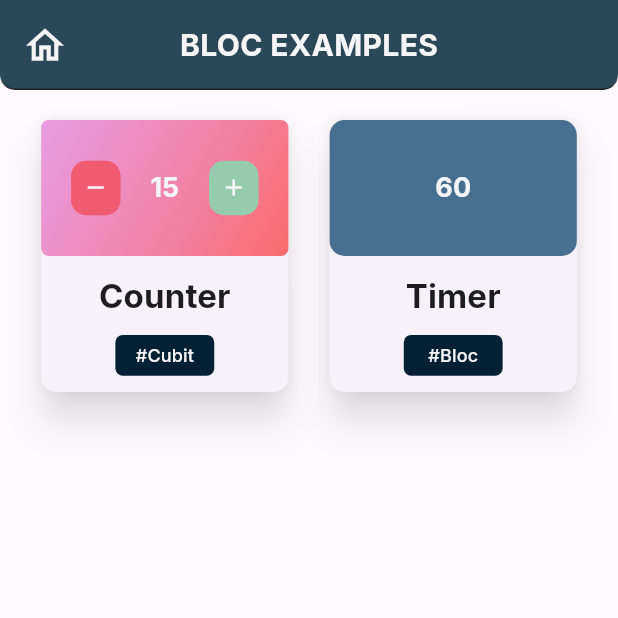
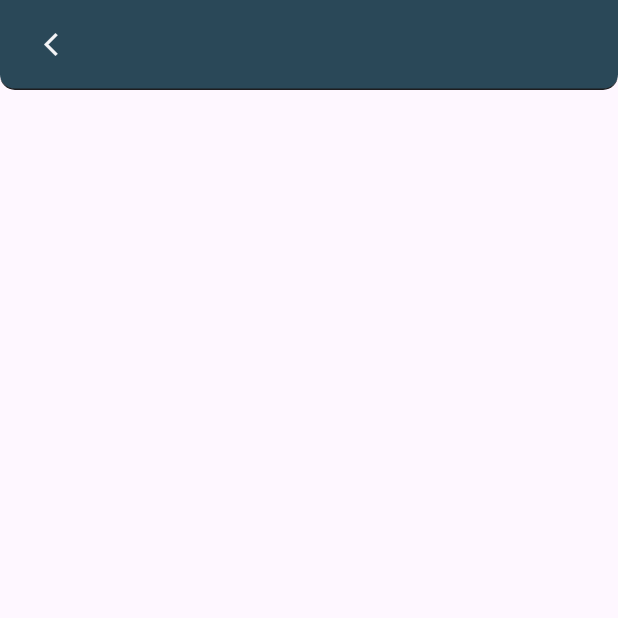
Before and after one commit to GaboLozaLucero/bloc_examples, a Flutter app: the screen it shows after launch, after a tap on "60", on a phone screen of 412 x 824 dp, the top half of it. Run offline on Flutter 3.47's test engine with Material 3 defaults, Android fonts, the phone set to English and light mode, and no system bars; our stand-ins replace bloc, equatable, flutter_bloc, google_fonts.

Commit message:
timer controller set, timer page set, ticker created

```diff
--- /dev/null
+++ b/lib/background_paint.dart
@@ -0,0 +1,20 @@
+import 'package:flutter/material.dart';
+
+class BackgroundPaint extends CustomPainter {
+  @override
+  void paint(Canvas canvas, Size size) {
+    var center = size / 2;
+    var paint = Paint() .. color=const Color(0xffF5F5F7);
+    canvas.drawLine(
+      Rect.fromCenter(center: Offset(center.width, center.height), width: double.infinity, height: double.infinity) as Offset,
+      const Offset(0.5, 2.6),
+      paint,
+    );
+  }
+
+  @override
+  bool shouldRepaint(covariant CustomPainter oldDelegate) {
+    // TODO: implement shouldRepaint
+    throw UnimplementedError();
+  }
+}
--- a/lib/features/counter/view/counter_view.dart
+++ b/lib/features/counter/view/counter_view.dart
@@ -1,5 +1,5 @@
 import 'package:bloc_practice/constant/color.dart';
-import 'package:bloc_practice/constant/widgets/custom_app_bar.dart';
+import 'package:bloc_practice/constant/widgets/custom_appbar.dart';
 import 'package:bloc_practice/features/counter/counter.dart';
 import 'package:flutter/cupertino.dart';
 import 'package:flutter/material.dart';
--- /dev/null
+++ b/lib/features/timer/controller/timer_controller.dart
@@ -0,0 +1,59 @@
+import 'dart:async';
+
+import 'package:bloc/bloc.dart';
+import 'package:bloc_practice/features/timer/ticker.dart';
+import 'package:equatable/equatable.dart';
+
+part 'timer_state.dart';
+part 'timer_event.dart';
+
+class TimerController extends Bloc<TimerEvent, TimerState>{
+  static const int duration = 60;
+  final Ticker _ticker;
+  StreamSubscription<int>? _tickerSubscription;// use dart:async
+
+  TimerController({required Ticker ticker})
+      : _ticker = ticker,
+        super(const TimerInitial(duration)) {
+    on<TimerStarted>(_onStarted);
+    on<TimerPaused>(_onPaused);
+    on<TimerResumed>(_onResumed);
+    on<TimerReset>(_onReset);
+    on<_TimerTicked>(_onTicked);
+  }
+
+  @override
+  Future<void> close() {
+    _tickerSubscription?.cancel();
+    return super.close();
+  }
+
+  void _onStarted(TimerStarted event, Emitter<TimerState> emitter) {
+    emit(TimerRunInProgress(event.duration));
+    _tickerSubscription?.cancel();
+    _tickerSubscription = _ticker.tick(ticks: event.duration).listen((duration) => add(_TimerTicked(duration: duration)));
+  }
+
+  void _onPaused(TimerPaused event, Emitter<TimerState> emitter) {
+    if (state is TimerRunInProgress) {
+      _tickerSubscription?.pause();
+      emit(TimerRunPause(state.duration));
+    }
+  }
+
+  void _onResumed(TimerResumed event, Emitter<TimerState> emitter) {
+    if (state is TimerRunPause) {
+      _tickerSubscription?.resume();
+      emit(TimerRunInProgress(state.duration));
+    }
+  }
+
+  void _onReset(TimerReset event, Emitter<TimerState> emitter){
+    _tickerSubscription?.cancel();
+    emit(const TimerInitial(duration));
+  }
+
+  void _onTicked(_TimerTicked event, Emitter<TimerState> emitter) {
+    emit(event.duration > 0 ? TimerRunInProgress(event.duration) : TimerRunComplete());
+  }
+}
--- /dev/null
+++ b/lib/features/timer/controller/timer_event.dart
@@ -0,0 +1,27 @@
+part of 'timer_controller.dart';
+
+sealed class TimerEvent{
+  const TimerEvent();
+}
+
+final class TimerStarted extends TimerEvent{
+  const TimerStarted({required this.duration});
+  final int duration;
+}
+
+final class TimerPaused extends TimerEvent{
+  const TimerPaused();
+}
+
+final class TimerResumed extends TimerEvent{
+  const TimerResumed();
+}
+
+final class TimerReset extends TimerEvent{
+  const TimerReset();
+}
+
+class _TimerTicked extends TimerEvent{
+  const _TimerTicked({required this.duration});
+  final int duration;
+}
--- /dev/null
+++ b/lib/features/timer/controller/timer_state.dart
@@ -0,0 +1,38 @@
+part of 'timer_controller.dart';
+
+sealed class TimerState extends Equatable{
+  const TimerState(this.duration);
+
+  final int duration;
+
+  @override
+  List<Object> get props=>[duration];
+}
+
+final class TimerInitial extends TimerState{
+  const TimerInitial(super.duration);
+
+  @override
+String toString ()=>"TimerInitial { duration: $duration }";
+}
+
+final class TimerRunPause extends TimerState {
+const TimerRunPause(super.duration);
+
+@override
+String toString() => "TimerRunPause { duration: $duration }";
+}
+
+final class TimerRunInProgress extends TimerState {
+const TimerRunInProgress(super.duration);
+
+@override
+String toString() => "TimerRunInProgress { duration: $duration }";
+}
+
+final class TimerRunComplete extends TimerState {
+const TimerRunComplete():super(0);
+
+@override
+String toString() => "TimerRunComplete REACH!";
+}
--- /dev/null
+++ b/lib/features/timer/ticker.dart
@@ -0,0 +1,7 @@
+class Ticker {
+  const Ticker();
+
+  Stream<int> tick({required int ticks}) {
+    return Stream.periodic(const Duration(seconds: 1), (x) => ticks - x - 1). take(ticks);
+  }
+}
--- /dev/null
+++ b/lib/features/timer/timer.dart
@@ -0,0 +1,2 @@
+export 'controller/timer_controller.dart';
+export 'view/timer_page.dart';
--- /dev/null
+++ b/lib/features/timer/view/timer_page.dart
@@ -0,0 +1,14 @@
+import 'package:bloc_practice/features/timer/controller/timer_controller.dart';
+import 'package:bloc_practice/features/timer/ticker.dart';
+import 'package:bloc_practice/features/timer/view/timer_view.dart';
+import 'package:flutter/material.dart';
+import 'package:flutter_bloc/flutter_bloc.dart';
+
+class TimerPage extends StatelessWidget {
+  const TimerPage({Key? key}) : super(key: key);
+
+  @override
+  Widget build(BuildContext context) {
+    return BlocProvider(create: (_)=>TimerController(ticker: const Ticker()), child: const TimerView(),);
+  }
+}
--- /dev/null
+++ b/lib/features/timer/view/timer_view.dart
@@ -0,0 +1,13 @@
+import 'package:bloc_practice/constant/widgets/custom_appbar.dart';
+import 'package:flutter/material.dart';
+
+class TimerView extends StatelessWidget {
+  const TimerView({Key? key}) : super(key: key);
+
+  @override
+  Widget build(BuildContext context) {
+    return Scaffold(
+      appBar: CustomAppBar(),
+    );
+  }
+}
--- a/lib/menu.dart
+++ b/lib/menu.dart
@@ -1,7 +1,9 @@
+import 'package:bloc_practice/background_paint.dart';
 import 'package:bloc_practice/constant/color.dart';
-import 'package:bloc_practice/constant/widgets/custom_app_bar.dart';
+import 'package:bloc_practice/constant/widgets/custom_appbar.dart';
 import 'package:bloc_practice/constant/widgets/menu_button.dart';
 import 'package:bloc_practice/features/counter/counter.dart';
+import 'package:bloc_practice/features/timer/timer.dart';
 import 'package:flutter/material.dart';
 
 class Menu extends StatelessWidget {
@@ -24,6 +26,8 @@ class Menu extends StatelessWidget {
       ),
       body: SingleChildScrollView(
         padding: const EdgeInsets.only(top: 20.0),
+        child: CustomPaint(
+          painter: BackgroundPaint(),
           child: Column(
             children: [
               Row(
@@ -102,7 +106,9 @@ class Menu extends StatelessWidget {
                           ),
                         ),
                       ),
-                    function: () {},
+                      function: () {
+                        Navigator.of(context).push(MaterialPageRoute(builder: (_)=>const TimerPage()));
+                      },
                       title: "Timer",
                       typeOfController: "Bloc"),
                 ],
@@ -118,6 +124,7 @@ class Menu extends StatelessWidget {
             ],
           ),
         ),
+      ),
     );
   }
 }
--- a/pubspec.yaml
+++ b/pubspec.yaml
@@ -34,6 +34,7 @@ dependencies:
   flutter_bloc: ^8.1.5
   bloc_test: ^9.1.7
   google_fonts: ^6.2.1
+  equatable: ^2.0.3
   # The following adds the Cupertino Icons font to your application.
   # Use with the CupertinoIcons class for iOS style icons.
   cupertino_icons: ^1.0.6
```
Also changed, not shown: lib/constant/widgets/custom_appbar.dart (renamed from lib/constant/widgets/custom_app_bar.dart), pubspec.lock. Lines whose indentation alone changed are shown as unchanged.
